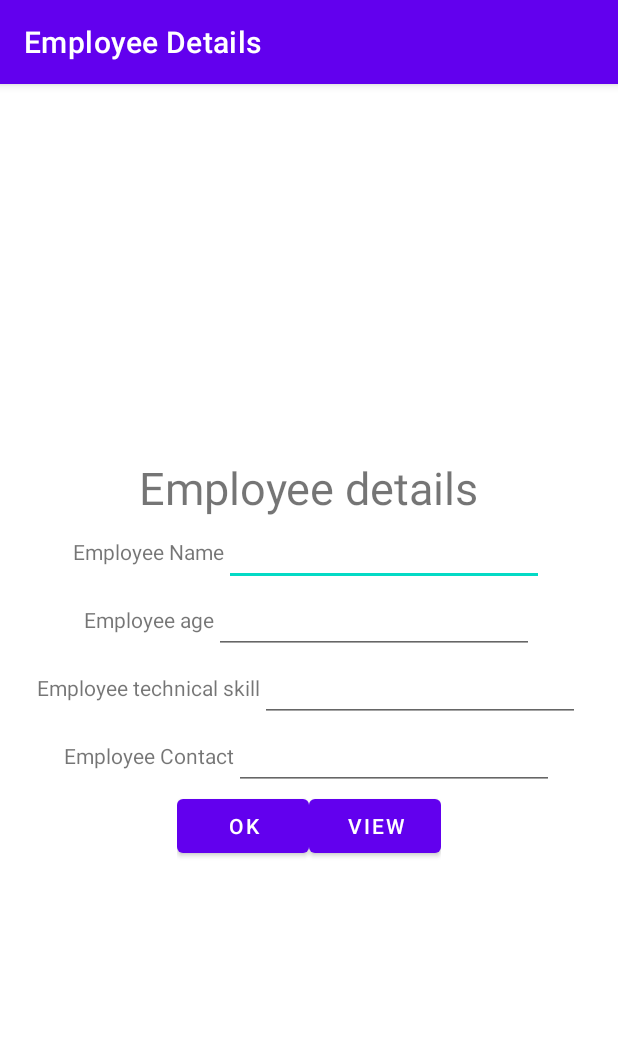
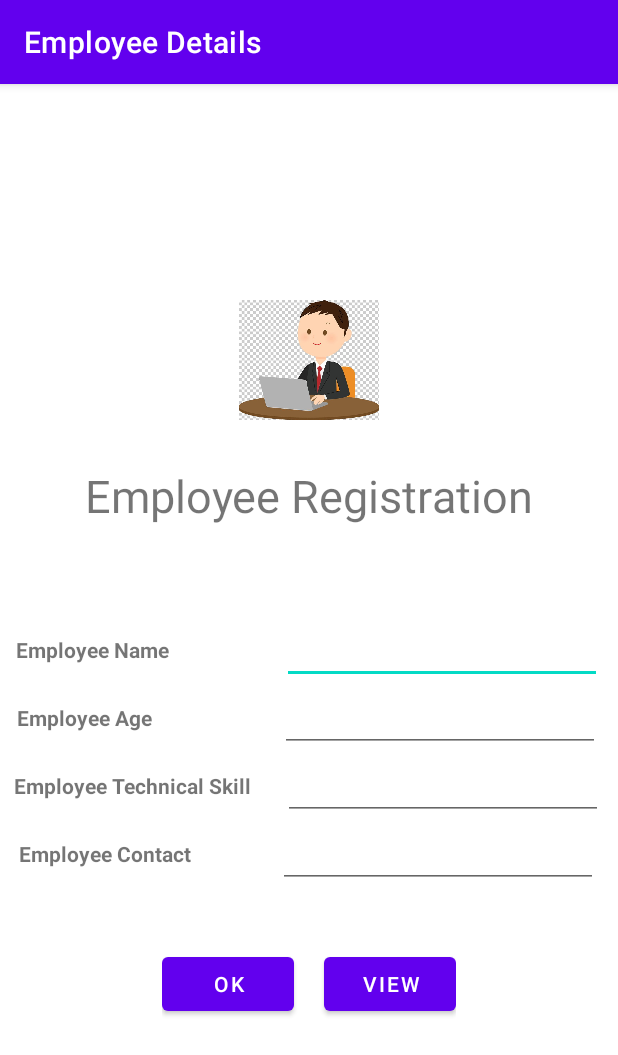
Before and after one commit to Snehaheidi/EmployeeDetails, an Android app: the screen it shows after launch (MainActivity), on a phone screen of 412 x 824 dp. Shown: the top 1055 px of the screen. Run offline under Robolectric (Android 15) with nearby library versions, the phone set to English and light mode, and no system bars.

Commit message:
employee

```diff
--- a/app/src/main/res/layout/activity_main.xml
+++ b/app/src/main/res/layout/activity_main.xml
@@ -8,15 +8,23 @@
     android:gravity="center"
     tools:context=".MainActivity">
 
+    <ImageView
+        android:id="@+id/imageView2"
+        android:layout_width="161dp"
+        android:layout_height="80dp"
+        android:layout_marginBottom="30dp"
+        app:srcCompat="@drawable/useremployee" />
+
     <LinearLayout
         android:layout_width="wrap_content"
         android:layout_height="wrap_content"
         android:orientation="vertical"
+        android:layout_marginBottom="60dp"
         android:gravity="center">
         <TextView
             android:layout_width="wrap_content"
             android:layout_height="wrap_content"
-            android:text="Employee details"
+            android:text="Employee Registration"
             android:textSize="30dp"
             />
     </LinearLayout>
@@ -30,17 +38,19 @@
         <TextView
             android:layout_width="wrap_content"
             android:layout_height="wrap_content"
+            android:layout_marginRight="20dp"
+            android:textStyle="bold"
             android:text="Employee Name"
             />
 
         <EditText
+            android:id="@+id/name"
             android:layout_width="wrap_content"
             android:layout_height="wrap_content"
             android:layout_weight="1"
+            android:layout_marginLeft="55dp"
             android:ems="10"
-            android:id="@+id/name"
-            android:textAlignment="center"
-            />
+            android:textAlignment="center" />
     </LinearLayout>
 
     <LinearLayout
@@ -52,7 +62,9 @@
         <TextView
             android:layout_width="wrap_content"
             android:layout_height="wrap_content"
-            android:text="Employee age"
+            android:layout_marginRight="20dp"
+            android:textStyle="bold"
+            android:text="Employee Age"
             />
 
         <EditText
@@ -60,6 +72,7 @@
             android:layout_height="wrap_content"
             android:layout_weight="1"
             android:ems="10"
+            android:layout_marginLeft="65dp"
             android:id="@+id/age"
             android:textAlignment="center"
             />
@@ -74,7 +87,9 @@
         <TextView
             android:layout_width="wrap_content"
             android:layout_height="wrap_content"
-            android:text="Employee technical skill"
+            android:layout_marginRight="20dp"
+            android:textStyle="bold"
+            android:text="Employee Technical Skill"
             />
 
         <EditText
@@ -82,6 +97,7 @@
             android:layout_height="wrap_content"
             android:layout_weight="1"
             android:ems="10"
+            android:layout_marginLeft="1dp"
             android:id="@+id/tech_skill"
             android:textAlignment="center"
             />
@@ -96,6 +112,8 @@
         <TextView
             android:layout_width="wrap_content"
             android:layout_height="wrap_content"
+            android:layout_marginRight="20dp"
+            android:textStyle="bold"
             android:text="Employee Contact"
             />
 
@@ -104,6 +122,7 @@
             android:layout_height="wrap_content"
             android:layout_weight="1"
             android:ems="10"
+            android:layout_marginLeft="38dp"
             android:id="@+id/contact"
             android:textAlignment="center"
             />
@@ -113,12 +132,14 @@
         android:layout_width="wrap_content"
         android:layout_height="wrap_content"
         android:orientation="horizontal"
+        android:layout_marginTop="40dp"
         android:gravity="center">
 
         <Button
             android:layout_width="wrap_content"
             android:layout_height="wrap_content"
             android:layout_weight="1"
+            android:layout_marginRight="20dp"
             android:id="@+id/add_button"
             android:text="Ok"
             />
@@ -129,6 +150,5 @@
             android:id="@+id/view_button"
             android:text="View"
             />
-
     </LinearLayout>
 </LinearLayout>
```
Also changed, not shown: app/src/main/res/layout/activity_edit.xml (+24 -4 lines), app/src/main/res/drawable/useremployee.jpg (added).
